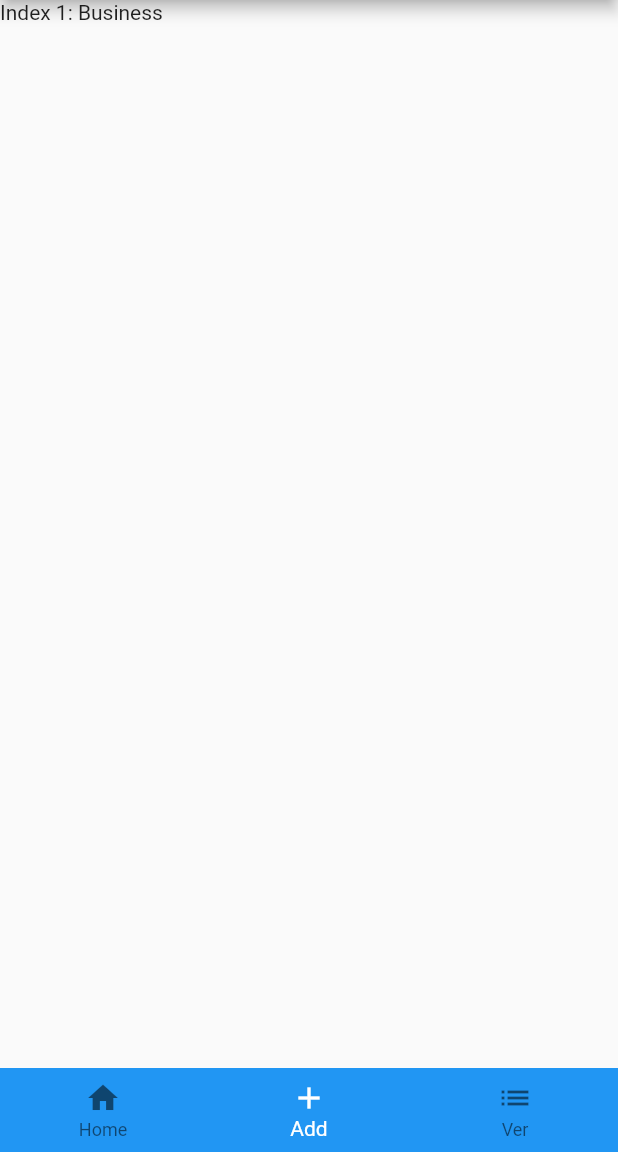
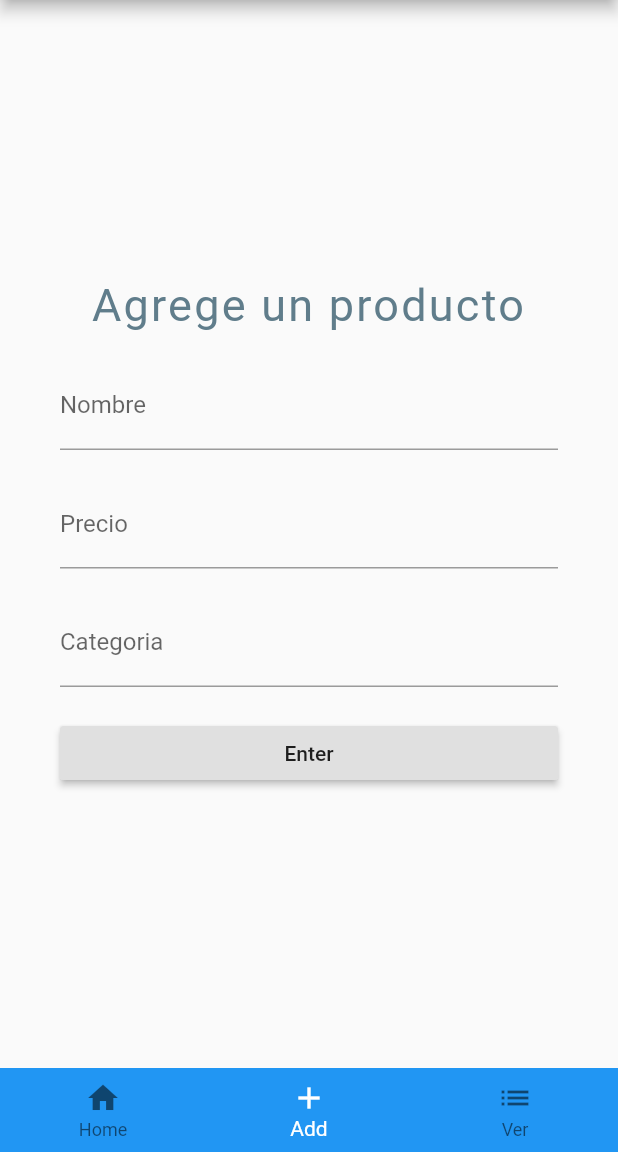
Before and after one commit to danielmesa20/App-using-BLoC-Pattern---Flutter, a Flutter app: the HomeScreen screen opened directly, item 2 of the bottom bar chosen, on a phone screen of 412 x 824 dp, the part 84-1236 px from its top. Run offline on Flutter 3.47's test engine with Material 2 defaults, Android fonts, the phone set to English and light mode, and no system bars; our stand-ins replace bloc, email_validator, equatable, flutter_bloc, flutter_secure_storage, flutter_spinkit; accounts and stored records are empty.

Commit message:
Version 3

```diff
--- /dev/null
+++ b/lib/blocs/addProduct/bloc/addproduct_event.dart
@@ -0,0 +1,5 @@
+part of 'addproduct_bloc.dart';
+
+abstract class AddproductEvent extends Equatable {
+  const AddproductEvent();
+}
--- a/lib/blocs/home/bloc/home_bloc.dart
+++ b/lib/blocs/home/bloc/home_bloc.dart
@@ -2,18 +2,21 @@ import 'dart:async';
 
 import 'package:bloc/bloc.dart';
 import 'package:equatable/equatable.dart';
+import 'package:flutter/cupertino.dart';
 
 part 'home_event.dart';
 part 'home_state.dart';
 
 class HomeBloc extends Bloc<HomeEvent, HomeState> {
   @override
-  HomeState get initialState => HomeInitial();
+  HomeState get initialState => HomeInitial(0);
 
   @override
   Stream<HomeState> mapEventToState(
     HomeEvent event,
   ) async* {
-    // TODO: implement mapEventToState
+    if (event is ChangeScreen) {
+      yield CurrentPage(event.page);
+    }
   }
 }
--- a/lib/blocs/home/bloc/home_event.dart
+++ b/lib/blocs/home/bloc/home_event.dart
@@ -3,3 +3,10 @@ part of 'home_bloc.dart';
 abstract class HomeEvent extends Equatable {
   const HomeEvent();
 }
+
+class ChangeScreen extends HomeEvent {
+  final int page;
+  ChangeScreen({@required this.page});
+  @override
+  List<Object> get props => [page];
+}
--- a/lib/blocs/home/bloc/home_state.dart
+++ b/lib/blocs/home/bloc/home_state.dart
@@ -5,6 +5,15 @@ abstract class HomeState extends Equatable {
 }
 
 class HomeInitial extends HomeState {
+  final int page;
+  HomeInitial(this.page);
   @override
-  List<Object> get props => [];
+  List<Object> get props => [page];
 }
+
+class CurrentPage extends HomeState {
+  final int page;
+  CurrentPage(this.page);
+  @override
+  List<Object> get props => [page];
+}
--- a/lib/blocs/login/bloc/login_bloc.dart
+++ b/lib/blocs/login/bloc/login_bloc.dart
@@ -40,10 +40,10 @@ class LoginBloc extends Bloc<LoginEvent, LoginState> {
       } on LoginException {
         yield ErrorBlocState(message: 'Error al intentar ingresar');
       }
-      yield ChangeObscureText(showPassword: obscureText);
     } else if (event is ChangeObscureTextEvent) {
       obscureText = !obscureText;
-      yield ChangeObscureText(showPassword: obscureText);
     }
+
+    yield ChangeObscureText(showPassword: obscureText);
   }
 }
--- a/lib/blocs/login/bloc/login_event.dart
+++ b/lib/blocs/login/bloc/login_event.dart
@@ -18,8 +18,6 @@ class DoLoginEvent extends LoginEvent {
 //Change visibility password
 class ChangeObscureTextEvent extends LoginEvent {
 
-  ChangeObscureTextEvent();
-
   @override
   List<Object> get props => [];
 }
--- a/lib/controllers/LoginLogic.dart
+++ b/lib/controllers/LoginLogic.dart
@@ -26,7 +26,7 @@ class SimpleLoginLogic extends LoginLogic {
         //Data to Api
         Map data = {'email': email, 'password': password};
         //Url Api to SignIn
-        String url = "http://192.168.250.6:3000/auth/signin";
+        String url = "http://192.168.250.4:3000/auth/signin";
         var response = await http.post(url, body: data);
         var jsonResponse = jsonDecode(response.body);
         //If SignIn is correct
--- a/lib/screens/addProduct.dart
+++ b/lib/screens/addProduct.dart
@@ -0,0 +1,66 @@
+import 'package:flutter/material.dart';
+
+class AddProductScreen extends StatelessWidget {
+  //Variables
+  final TextEditingController _name = TextEditingController();
+  final TextEditingController _price = TextEditingController();
+  final TextEditingController _category = TextEditingController();
+  final FocusNode _nodePrice = FocusNode();
+  final FocusNode _nodeCategory = FocusNode();
+
+  @override
+  Widget build(BuildContext context) {
+    return Padding(
+      padding: const EdgeInsets.all(40.0),
+      child: Form(
+        child: Column(
+          crossAxisAlignment: CrossAxisAlignment.stretch,
+          children: <Widget>[
+            Text(
+              "Agrege un producto",
+              textAlign: TextAlign.center,
+              style: TextStyle(
+                fontSize: 30.0,
+                letterSpacing: 1.5,
+                color: Colors.blueGrey,
+              ),
+            ),
+            SizedBox(height: 20),
+            TextFormField(
+              decoration: InputDecoration(labelText: "Nombre"),
+              controller: _name,
+              textInputAction: TextInputAction.next,
+              onFieldSubmitted: (_) =>
+                  FocusScope.of(context).requestFocus(_nodePrice),
+            ),
+            SizedBox(height: 20),
+            TextFormField(
+              controller: _price,
+              focusNode: _nodePrice,
+              decoration: InputDecoration(
+                labelText: "Precio",
+              ),
+             onFieldSubmitted: (_) =>
+                  FocusScope.of(context).requestFocus(_nodeCategory),
+            ),
+            SizedBox(height: 20),
+            TextFormField(
+              controller: _category,
+              focusNode: _nodeCategory,
+              decoration: InputDecoration(
+                labelText: "Categoria",
+              ),
+            ),
+            SizedBox(height: 20),
+            RaisedButton(
+              child: Text("Enter"),
+              onPressed: () {
+                //Try to Login Uswer
+              },
+            ),
+          ],
+        ),
+      ),
+    );
+  }
+}
--- a/lib/screens/home.dart
+++ b/lib/screens/home.dart
@@ -1,5 +1,8 @@
 import 'package:flutter/material.dart';
+import 'package:flutter_bloc/flutter_bloc.dart';
 import 'package:flutter_secure_storage/flutter_secure_storage.dart';
+import 'package:login_bloc/blocs/home/bloc/home_bloc.dart';
+import 'package:login_bloc/screens/addProduct.dart';
 import 'package:login_bloc/screens/login.dart';
 
 class HomeScreen extends StatefulWidget {
@@ -8,29 +11,12 @@ class HomeScreen extends StatefulWidget {
 }
 
 class _HomeScreenState extends State<HomeScreen> {
-  //Variables
-  int _selectedIndex = 0;
-
-  static const List<Widget> _widgetOptions = <Widget>[
-    Text(
-      'Index 0: Home',
-    ),
-    Text(
-      'Index 1: Business',
-    ),
-    Text(
-      'Index 2: School',
-    ),
-  ];
-
-  void _onItemTapped(int index) {
-  setState(() {
-    _selectedIndex = index;
-  });
-}
-
   @override
   Widget build(BuildContext context) {
+    return BlocProvider(
+      create: (context) => HomeBloc(),
+      child: BlocBuilder<HomeBloc, HomeState>(
+        builder: (context, state) {
           return Scaffold(
             appBar: AppBar(
               title: Text("App Test"),
@@ -42,29 +28,50 @@ class _HomeScreenState extends State<HomeScreen> {
                     await _signOut(context);
                   },
                   itemBuilder: (context) => <PopupMenuEntry<int>>[
-              PopupMenuItem(
-                child: Text('Salir'),
-              ),
+                    PopupMenuItem(child: Text('Salir'), value: 0,),
                   ],
                 )
               ],
             ),
-      body: _widgetOptions.elementAt(_selectedIndex),
+            body: Center(child: SingleChildScrollView(child: _bodyPage(state.props[0]))),
             bottomNavigationBar: BottomNavigationBar(
               elevation: 0,
               backgroundColor: Colors.blue,
               fixedColor: Colors.white,
               items: [
-          BottomNavigationBarItem(icon: Icon(Icons.home), title: Text("Home")),
-          BottomNavigationBarItem(icon: Icon(Icons.add), title: Text("Add")),
-          BottomNavigationBarItem(icon: Icon(Icons.list), title: Text("Ver"))
+                BottomNavigationBarItem(
+                    icon: Icon(Icons.home), title: Text("Home")),
+                BottomNavigationBarItem(
+                    icon: Icon(Icons.add), title: Text("Add")),
+                BottomNavigationBarItem(
+                    icon: Icon(Icons.list), title: Text("Ver"))
               ],
-        currentIndex: _selectedIndex,
-        onTap: _onItemTapped,
+              currentIndex: state.props[0],
+              onTap: (value) => {
+                //Change Screen
+                BlocProvider.of<HomeBloc>(context)
+                    .add(ChangeScreen(page: value)),
+              },
+            ),
+            resizeToAvoidBottomInset: false,
+          );
+        },
       ),
     );
   }
 
+  //Change Page
+  Widget _bodyPage(int page) {
+    if (page == 1) {
+      return AddProductScreen();
+    } else if (page == 0) {
+      return Center(child: Text("Home"));
+    } else {
+      return Center(child: Text("List"));
+    }
+  }
+
+  //SignOut
   Future _signOut(BuildContext context) async {
     final storage = new FlutterSecureStorage();
     await storage.delete(key: 'token');
```
Also changed, not shown: lib/blocs/addProduct/bloc/addproduct_bloc.dart (added, +19 -0 lines), lib/blocs/addProduct/bloc/addproduct_state.dart (added, +10 -0 lines), lib/blocs/login/bloc/login_state.dart (+4 -4 lines), lib/blocs/register/bloc/register_bloc.dart (+4 -5 lines), lib/blocs/register/bloc/register_state.dart (+1 -7 lines), lib/screens/login.dart (+14 -9 lines), lib/screens/register.dart (+13 -10 lines). Lines whose indentation alone changed are shown as unchanged.
